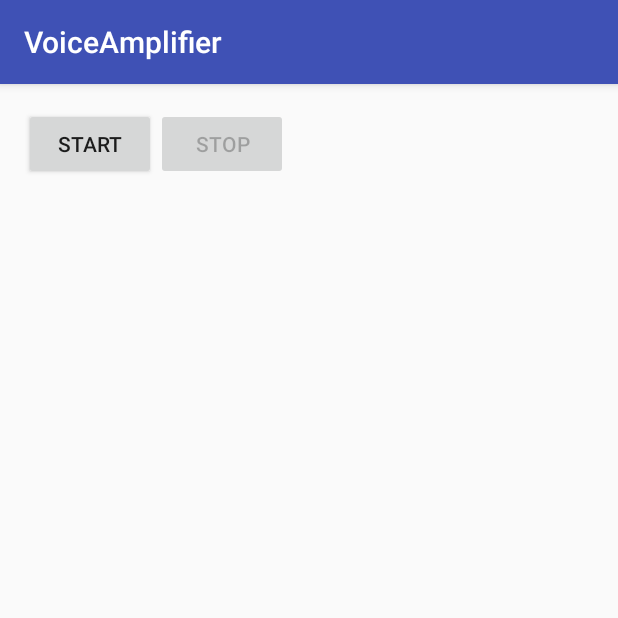
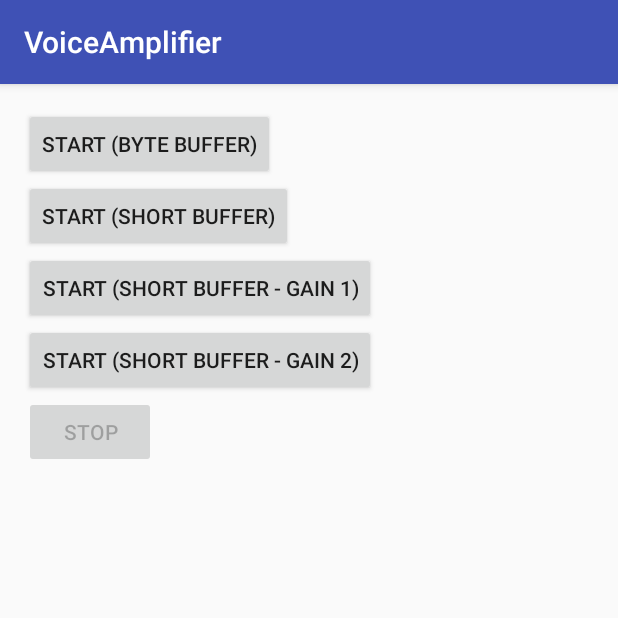
Before and after one commit to vamekhgoiati/AndroidProjects, an Android app: the screen it shows after launch (MainActivity), after a tap on "STOP", on a phone screen of 412 x 824 dp, the top half of it. Run offline under Robolectric (Android 15) with nearby library versions, the phone set to English and light mode, and no system bars; 1 other tap on this screen came first.

Commit message:
Added short buffer and gain add, not checked

```diff
--- a/VoiceAmplifier/app/src/main/java/test/home/net/voiceamplifier/MainActivity.java
+++ b/VoiceAmplifier/app/src/main/java/test/home/net/voiceamplifier/MainActivity.java
@@ -19,76 +19,213 @@ public class MainActivity extends AppCompatActivity {
     private static final int IN_CHANNEL = AudioFormat.CHANNEL_IN_MONO;
     private static final int OUT_CHANNEL = AudioFormat.CHANNEL_OUT_MONO;
     private static final int ENCODING = AudioFormat.ENCODING_PCM_16BIT;
+    private static final int BITS_PER_SAMPLE = 16;
+    private static final int BYTES_PER_SAMPLE = BITS_PER_SAMPLE / 8;
+    private static final int EMPTY_SPACE = 64 - BITS_PER_SAMPLE;
 
-    private byte[] buffer;
 
-    private Button startButton;
+    private float gain = 1.0f;
+
+    private Button startByteBufferButton;
+    private Button startShortBufferButton;
+    private Button startShortBufferGain1Button;
+    private Button startShortBufferGain2Button;
     private Button stopButton;
     private boolean isRecording;
     private AudioTrack audioTrack;
     private AudioRecord audioRecord;
-    private int recordBufferSize;
 
     @Override
     protected void onCreate(Bundle savedInstanceState) {
         super.onCreate(savedInstanceState);
         setContentView(R.layout.activity_main);
 
-        Log.i(TAG, "Got min buffer size: " + recordBufferSize);
-
-        startButton = (Button) findViewById(R.id.start_button);
+        startByteBufferButton = (Button) findViewById(R.id.start_byte_buffer_button);
+        startShortBufferButton = (Button) findViewById(R.id.start_short_buffer_button);
+        startShortBufferGain1Button = (Button) findViewById(R.id.start_short_buffer_gain1_button);
+        startShortBufferGain2Button = (Button) findViewById(R.id.start_short_buffer_gain2_button);
         stopButton = (Button) findViewById(R.id.stop_button);
 
         stopButton.setEnabled(false);
-        startButton.setOnClickListener(new View.OnClickListener() {
+
+        setListeners();
+
+    }
+
+    private void setListeners() {
+
+        View.OnClickListener listener = new View.OnClickListener() {
             @Override
             public void onClick(View v) {
                 if (!isRecording) {
                     isRecording = true;
-                    stopButton.setEnabled(isRecording);
-                    startButton.setEnabled(!isRecording);
-
-                    new Thread(new Runnable() {
-                        @Override
-                        public void run() {
-
-                            recordBufferSize = AudioRecord.getMinBufferSize(RATE, IN_CHANNEL, ENCODING);
-                            buffer = new byte[recordBufferSize];
-
-                            audioRecord = new AudioRecord(MediaRecorder.AudioSource.MIC, RATE, IN_CHANNEL, ENCODING, recordBufferSize);
-                            audioTrack = new AudioTrack(AudioManager.STREAM_MUSIC, RATE, OUT_CHANNEL, ENCODING, recordBufferSize, AudioTrack.MODE_STREAM);
-
-                            routeSound();
-                        }
-                    }).start();
+                    setButtonsEnabled(isRecording);
+                    createBufferThreadAndStart(v.getId());
                 }
             }
-        });
+        };
+
+        startByteBufferButton.setOnClickListener(listener);
+        startShortBufferButton.setOnClickListener(listener);
+        startShortBufferGain1Button.setOnClickListener(listener);
+        startShortBufferGain2Button.setOnClickListener(listener);
 
         stopButton.setOnClickListener(new View.OnClickListener() {
             @Override
             public void onClick(View v) {
                 isRecording = false;
-                stopButton.setEnabled(isRecording);
-                startButton.setEnabled(!isRecording);
+                setButtonsEnabled(isRecording);
                 audioRecord.release();
+                audioTrack.release();
             }
         });
 
     }
 
-    private void routeSound() {
+    private Thread createByteBufferThread() {
+        Thread t = new Thread(new Runnable() {
+            @Override
+            public void run() {
+                int bufferSize = initAudioComponents();
+                startByteBuffer(bufferSize);
+            }
+        });
+
+        return t;
+    }
+
+    private void startByteBuffer(int bufferSize) {
         if (audioRecord.getState() == AudioRecord.STATE_INITIALIZED) {
             audioRecord.startRecording();
             audioTrack.play();
 
+            byte[] buffer = new byte[bufferSize];
+
             while (isRecording) {
-                audioRecord.read(buffer, 0, recordBufferSize);
-                audioTrack.write(buffer, 0, recordBufferSize);
+                audioRecord.read(buffer, 0, bufferSize);
+                audioTrack.write(buffer, 0, bufferSize);
             }
+
         } else {
-            Log.i(TAG, "Could not initialize AudioRecord object");
+            Log.i(TAG, "Could not initialize AudioRecord object. Application will shut down");
             finish();
         }
     }
+
+    private void createBufferThreadAndStart(int id) {
+        switch (id) {
+            case R.id.start_byte_buffer_button:
+                createByteBufferThread().start();
+                break;
+            case R.id.start_short_buffer_button:
+                createShortBufferThread().start();
+                break;
+            case R.id.start_short_buffer_gain1_button:
+                gain = 2.0f;
+                createShortBufferThread().start();
+                break;
+            case R.id.start_short_buffer_gain2_button:
+                gain = 4.0f;
+                createShortBufferThread().start();
+                break;
+        }
+    }
+
+    private Thread createShortBufferThread() {
+        Thread t = new Thread(new Runnable() {
+            @Override
+            public void run() {
+                int bufferSize = initAudioComponents();
+                startShortBuffer(bufferSize);
+            }
+        });
+
+        return t;
+    }
+
+    private void startShortBuffer(int bufferSize) {
+        if (audioRecord.getState() == AudioRecord.STATE_INITIALIZED) {
+            audioRecord.startRecording();
+            audioTrack.play();
+
+            short[] buffer = new short[bufferSize];
+            while (isRecording) {
+                int readSize = audioRecord.read(buffer, 0,
+                        buffer.length);
+
+                int byteIndex = 0;
+                int byteIndex2 = 0;
+
+                for (int frameIndex = 0; frameIndex < readSize; frameIndex++) {
+
+                    for (int c = 0; c < 1; c++) {
+
+                        if (gain != 1) {
+
+                            long accumulator = 0;
+                            for (int b = 0; b < BYTES_PER_SAMPLE; b++) {
+                                accumulator += ((long) (buffer[byteIndex++] & 0xff)) << (b * 8 + EMPTY_SPACE);
+                            }
+
+                            double sample = ((double) accumulator / (double) Long.MAX_VALUE);
+                            sample *= gain;
+                            int intValue = (int) (sample * (double) Integer.MAX_VALUE);
+
+                            for (int i = 0; i < BYTES_PER_SAMPLE; i++) {
+                                buffer[i + byteIndex2] = (byte) (intValue >>> ((i + 2) * 8) & 0xff);
+                            }
+                            byteIndex2 += BYTES_PER_SAMPLE;
+
+                        }
+                    }
+
+                    if (buffer[frameIndex] > 32765) {
+                        buffer[frameIndex] = 32767;
+
+                    } else if (buffer[frameIndex] < -32767) {
+                        buffer[frameIndex] = -32767;
+                    }
+
+
+                }
+
+                audioTrack.write(buffer, 0, buffer.length);
+            }
+
+        } else {
+            Log.i(TAG, "Could not initialize AudioRecord object. Application will shut down");
+            finish();
+        }
+    }
+
+    private void setButtonsEnabled(boolean isRecording) {
+        stopButton.setEnabled(isRecording);
+        startByteBufferButton.setEnabled(!isRecording);
+        startShortBufferButton.setEnabled(!isRecording);
+        startShortBufferGain1Button.setEnabled(!isRecording);
+        startShortBufferGain2Button.setEnabled(!isRecording);
+    }
+
+    private short byte2Short(byte b1, byte b2) {
+        return (short) ((b1 & 0xff) | (b2 << 8));
+    }
+
+    private byte[] short2Byte(short s) {
+        byte[] res = new byte[2];
+        res[0] = (byte) (s & 0xff);
+        res[1] = (byte) ((s >> 8) & 0xff);
+
+        return res;
+    }
+
+    private int initAudioComponents() {
+
+        int recordBufferSize = AudioRecord.getMinBufferSize(RATE, IN_CHANNEL, ENCODING);
+        Log.i(TAG, "Got min buffer size: " + recordBufferSize);
+
+        audioRecord = new AudioRecord(MediaRecorder.AudioSource.MIC, RATE, IN_CHANNEL, ENCODING, recordBufferSize);
+        audioTrack = new AudioTrack(AudioManager.STREAM_MUSIC, RATE, OUT_CHANNEL, ENCODING, recordBufferSize, AudioTrack.MODE_STREAM);
+
+        return recordBufferSize;
+    }
 }
--- a/VoiceAmplifier/app/src/main/res/layout/activity_main.xml
+++ b/VoiceAmplifier/app/src/main/res/layout/activity_main.xml
@@ -10,15 +10,36 @@
     tools:context="test.home.net.voiceamplifier.MainActivity">
 
     <Button
-        android:id="@+id/start_button"
+        android:id="@+id/start_byte_buffer_button"
         android:layout_width="wrap_content"
         android:layout_height="wrap_content"
-        android:text="@string/start_button_text" />
+        android:text="@string/start_byte_buffer_button_text" />
+
+    <Button
+        android:id="@+id/start_short_buffer_button"
+        android:layout_width="wrap_content"
+        android:layout_height="wrap_content"
+        android:layout_below="@id/start_byte_buffer_button"
+        android:text="@string/start_short_buffer_button_text" />
+
+    <Button
+        android:id="@+id/start_short_buffer_gain1_button"
+        android:layout_width="wrap_content"
+        android:layout_height="wrap_content"
+        android:layout_below="@id/start_short_buffer_button"
+        android:text="@string/start_short_buffer_gain1_button_text" />
+
+    <Button
+        android:id="@+id/start_short_buffer_gain2_button"
+        android:layout_width="wrap_content"
+        android:layout_height="wrap_content"
+        android:layout_below="@id/start_short_buffer_gain1_button"
+        android:text="@string/start_short_buffer_gain2_button_text" />
 
     <Button
         android:id="@+id/stop_button"
         android:layout_width="wrap_content"
         android:layout_height="wrap_content"
-        android:layout_toRightOf="@id/start_button"
+        android:layout_below="@id/start_short_buffer_gain2_button"
         android:text="@string/stop_button_text" />
 </RelativeLayout>
--- a/VoiceAmplifier/app/src/main/res/values/strings.xml
+++ b/VoiceAmplifier/app/src/main/res/values/strings.xml
@@ -1,5 +1,8 @@
 <resources>
     <string name="app_name">VoiceAmplifier</string>
-    <string name="start_button_text">Start</string>
+    <string name="start_byte_buffer_button_text">Start (Byte Buffer)</string>
+    <string name="start_short_buffer_button_text">Start (Short Buffer)</string>
+    <string name="start_short_buffer_gain1_button_text">Start (Short Buffer - Gain 1)</string>
+    <string name="start_short_buffer_gain2_button_text">Start (Short Buffer - Gain 2)</string>
     <string name="stop_button_text">Stop</string>
 </resources>
```
